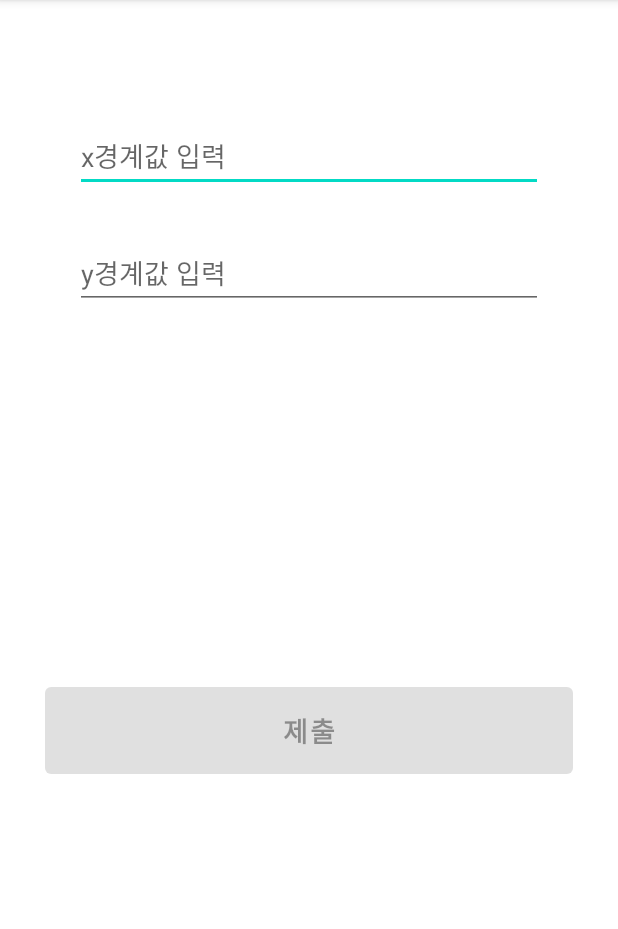
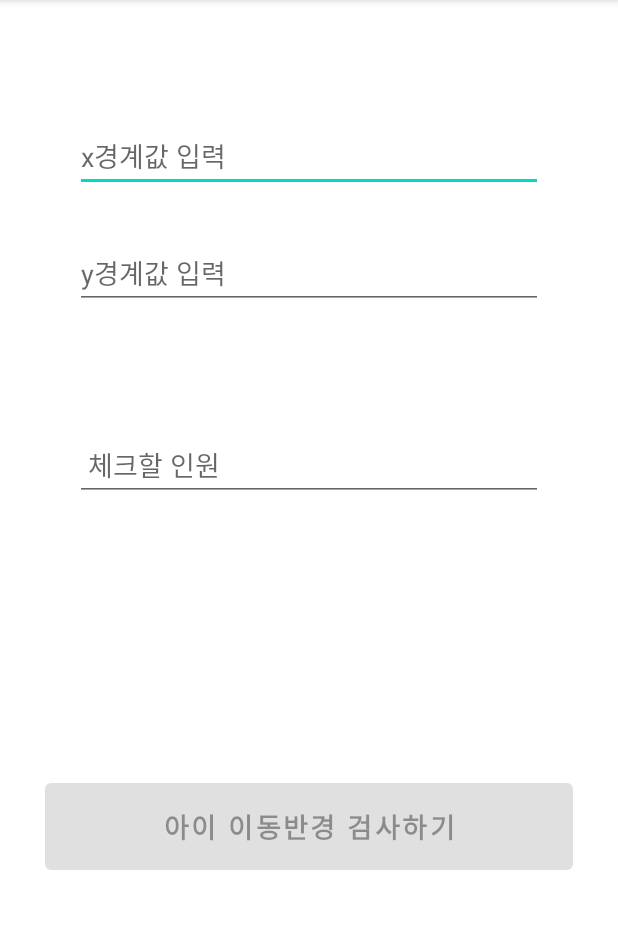
Before and after one commit to simmons-testbed/simmons-testbed-android, an Android app: the screen it shows after launch (MainActivity), on a phone screen of 412 x 824 dp, the part 84-1013 px from its top. Run offline under Robolectric (Android 15) with nearby library versions, the phone set to English and light mode, and no system bars; our stand-ins replace Dagger/Hilt's generated code, data binding.

Commit message:
[FEATURE] 모든 입력값을 main 화면으로 이동 및 로직 구현

```diff
--- a/app/src/main/AndroidManifest.xml
+++ b/app/src/main/AndroidManifest.xml
@@ -16,7 +16,7 @@
             android:name="com.simmons.testbed.ui.check.CheckActivity"
             android:exported="true" />
         <activity
-            android:name=".ui.main.MainActivity"
+            android:name=".ui.MainActivity"
             android:exported="true">
             <intent-filter>
                 <action android:name="android.intent.action.MAIN" />
--- a/app/src/main/java/com/simmons/testbed/api/SimmonsAPI.kt
+++ b/app/src/main/java/com/simmons/testbed/api/SimmonsAPI.kt
@@ -23,5 +23,5 @@ interface SimmonsAPI {
 
     @Headers("Content-Type: application/json")
     @GET("check")
-    fun getCheckStatus(): Response<Int>
+    suspend fun getCheckStatus(): Response<Int>
 }
--- a/app/src/main/java/com/simmons/testbed/model/SimmonsRepository.kt
+++ b/app/src/main/java/com/simmons/testbed/model/SimmonsRepository.kt
@@ -32,7 +32,7 @@ class SimmonsRepository @Inject constructor(private val simmonsAPI: SimmonsAPI)
         }
     }
 
-    fun getCheckStatus(): Int? {
+    suspend fun getCheckStatus(): Int? {
         return try {
             simmonsAPI.getCheckStatus().body()
         } catch (e: Exception) {
--- /dev/null
+++ b/app/src/main/java/com/simmons/testbed/ui/MainViewModel.kt
@@ -0,0 +1,90 @@
+package com.simmons.testbed.ui
+
+import android.util.Log
+import androidx.lifecycle.LiveData
+import androidx.lifecycle.MutableLiveData
+import androidx.lifecycle.ViewModel
+import androidx.lifecycle.viewModelScope
+import com.simmons.testbed.model.SimmonsRepository
+import dagger.hilt.android.lifecycle.HiltViewModel
+import kotlinx.coroutines.launch
+import javax.inject.Inject
+
+@HiltViewModel
+class MainViewModel @Inject constructor(private val repository: SimmonsRepository) : ViewModel() {
+
+    private val _xBoundary = MutableLiveData<String?>()
+    val xBoundary: LiveData<String?> = _xBoundary
+
+    private val _yBoundary = MutableLiveData<String?>()
+    val yBoundary: LiveData<String?> = _yBoundary
+
+    private val _howMany = MutableLiveData<String?>()
+    val howMany: LiveData<String?> = _howMany
+
+    private val _isDataIsNotNull = MutableLiveData(false)
+    val isDataIsNotNull: LiveData<Boolean> = _isDataIsNotNull
+
+    private val _nowCheck = MutableLiveData("1")
+    val nowCheck: LiveData<String> = _nowCheck
+
+    private val _isValidToSetBound = MutableLiveData<Boolean>()
+    val isValidToSetBound: LiveData<Boolean> = _isValidToSetBound
+
+    private val _isValidToSetStoreNum = MutableLiveData<Boolean>()
+    val isValidToSetStoreNum: LiveData<Boolean> = _isValidToSetStoreNum
+
+    private val _isValid = MutableLiveData<Boolean>()
+    val isValid: LiveData<Boolean> = _isValid
+
+    private val _checkStatus = MutableLiveData<Int>()
+    val checkStatus: LiveData<Int> = _checkStatus
+
+    fun setXBoundary(data: String?) {
+        _xBoundary.value = data
+    }
+
+    fun setYBoundary(data: String?) {
+        _yBoundary.value = data
+    }
+
+    fun setHowMany(data: String?) {
+        _howMany.value = data
+    }
+
+    fun setIsDataIsNotNull() {
+        _isDataIsNotNull.value = _xBoundary.value != null
+                && _yBoundary.value != null
+                && _howMany.value != null
+    }
+
+    fun setData() {
+        val x = _xBoundary.value ?: return
+        val y = _yBoundary.value ?: return
+        val check = _nowCheck.value ?: return
+        val count = _howMany.value ?: return
+
+        viewModelScope.launch {
+            _isValidToSetBound.value = repository.setBound(x, y) == 200
+            _isValidToSetStoreNum.value = repository.setStoreNum(check, count) == 200
+        }
+    }
+
+    fun stopCheck(){
+        viewModelScope.launch {
+            _howMany.value = "0"
+            _nowCheck.value = "0"
+            repository.setStoreNum(_howMany.value!!, _nowCheck.value!!)
+        }
+    }
+
+    fun checkValid() {
+        _isValid.value = _isValidToSetBound.value == true && _isValidToSetStoreNum.value == true
+    }
+
+    fun getCheckData(){
+        viewModelScope.launch {
+            _checkStatus.value = repository.getCheckStatus()
+        }
+    }
+}
--- a/app/src/main/java/com/simmons/testbed/ui/main/MainViewModel.kt
+++ /dev/null
@@ -1,47 +0,0 @@
-package com.simmons.testbed.ui.main
-
-import androidx.lifecycle.LiveData
-import androidx.lifecycle.MutableLiveData
-import androidx.lifecycle.ViewModel
-import androidx.lifecycle.viewModelScope
-import com.simmons.testbed.model.SimmonsRepository
-import dagger.hilt.android.lifecycle.HiltViewModel
-import kotlinx.coroutines.launch
-import javax.inject.Inject
-
-@HiltViewModel
-class MainViewModel @Inject constructor(private val repository: SimmonsRepository) : ViewModel() {
-
-    private val _xBoundary = MutableLiveData<String?>()
-    val xBoundary: LiveData<String?> = _xBoundary
-
-    private val _yBoundary = MutableLiveData<String?>()
-    val yBoundary: LiveData<String?> = _yBoundary
-
-    private val _isDataIsNotNull = MutableLiveData(false)
-    val isDataIsNotNull: LiveData<Boolean> = _isDataIsNotNull
-
-    private val _isValidToSetBound = MutableLiveData<Boolean>()
-    val isValidToSetBound: LiveData<Boolean> = _isValidToSetBound
-
-    fun setXBoundary(data: String?) {
-        _xBoundary.value = data
-    }
-
-    fun setYBoundary(data: String?) {
-        _yBoundary.value = data
-    }
-
-    fun setIsDataIsNotNull() {
-        _isDataIsNotNull.value = _xBoundary.value != null && _yBoundary.value != null
-    }
-
-    fun setBound() {
-        val x = _xBoundary.value ?: return
-        val y = _yBoundary.value ?: return
-
-        viewModelScope.launch {
-            _isValidToSetBound.value = repository.setBound(x, y) == 200
-        }
-    }
-}
--- a/app/src/main/res/layout/activity_main.xml
+++ b/app/src/main/res/layout/activity_main.xml
@@ -10,7 +10,7 @@
     <androidx.constraintlayout.widget.ConstraintLayout
         android:layout_width="match_parent"
         android:layout_height="match_parent"
-        tools:context=".ui.main.MainActivity">
+        tools:context=".ui.MainActivity">
 
         <EditText
             android:id="@+id/et_bound_x"
@@ -35,18 +35,41 @@
             app:layout_constraintStart_toStartOf="@id/et_bound_x"
             app:layout_constraintTop_toBottomOf="@id/et_bound_x" />
 
+        <EditText
+            android:id="@+id/et_store_num"
+            android:layout_width="0dp"
+            android:layout_height="wrap_content"
+            android:layout_marginTop="80dp"
+            android:hint=" 체크할 인원"
+            android:inputType="number"
+            app:layout_constraintEnd_toEndOf="@id/et_bound_x"
+            app:layout_constraintStart_toStartOf="@id/et_bound_x"
+            app:layout_constraintTop_toBottomOf="@id/et_bound_y" />
+
         <Button
             android:id="@+id/btn_set_bound"
             android:layout_width="match_parent"
+            android:layout_height="70dp"
             android:layout_marginHorizontal="30dp"
-            android:layout_height="70dp"
-            android:text="제출"
+            android:enabled="false"
+            android:text="아이 이동반경 검사하기"
             android:textSize="18sp"
-            android:enabled="false"
             android:textStyle="bold"
             app:layout_constraintBottom_toBottomOf="parent"
             app:layout_constraintEnd_toEndOf="parent"
             app:layout_constraintStart_toStartOf="parent"
-            app:layout_constraintTop_toBottomOf="@id/et_bound_y" />
+            app:layout_constraintTop_toBottomOf="@id/et_store_num" />
+
+        <TextView
+            android:id="@+id/tv_check_result"
+            android:layout_width="wrap_content"
+            android:layout_height="wrap_content"
+            android:layout_marginTop="10dp"
+            android:text="결과"
+            android:textSize="16sp"
+            android:visibility="invisible"
+            app:layout_constraintEnd_toEndOf="parent"
+            app:layout_constraintStart_toStartOf="parent"
+            app:layout_constraintTop_toBottomOf="@id/btn_set_bound" />
     </androidx.constraintlayout.widget.ConstraintLayout>
 </layout>
```
Also changed, not shown: app/src/main/java/com/simmons/testbed/ui/MainActivity.kt (renamed from app/src/main/java/com/simmons/testbed/ui/main/MainActivity.kt, +55 -14 lines), app/src/main/java/com/simmons/testbed/ui/check/CheckActivity.kt (deleted, +0 -25 lines), app/src/main/res/layout/activity_check.xml (deleted, +0 -41 lines).
